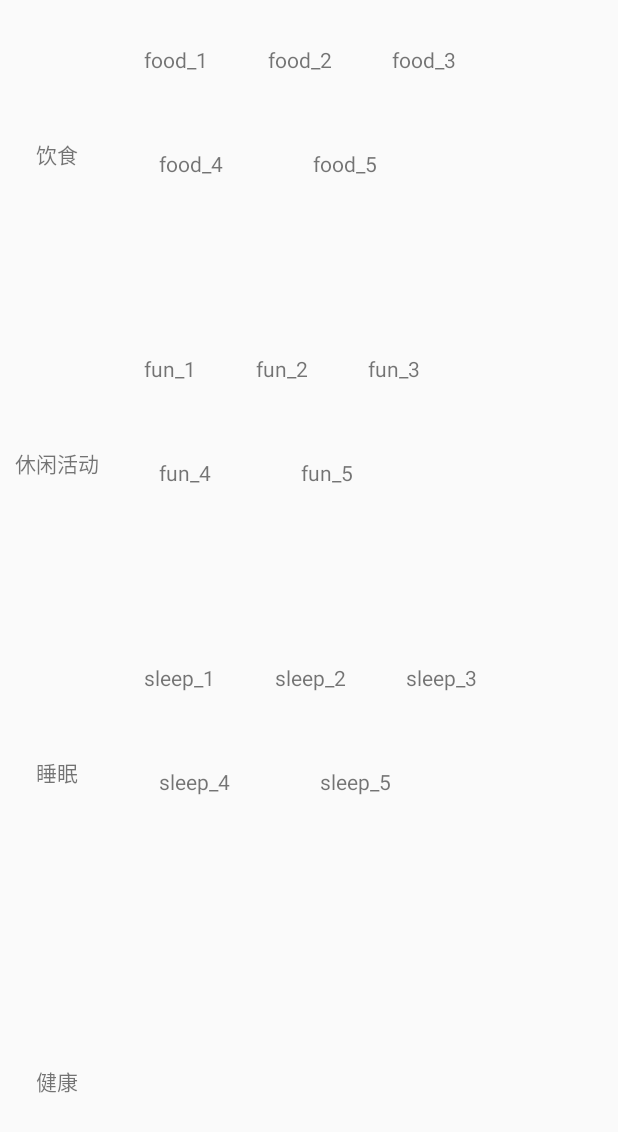
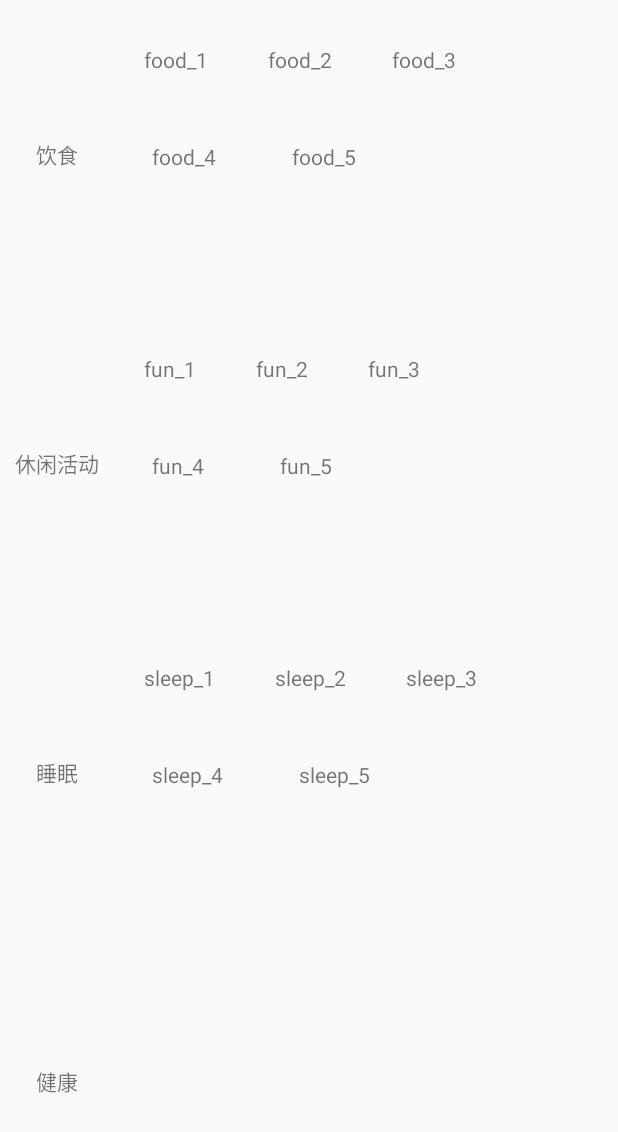
Before and after one commit to EchoZhu/affection, an Android app: the layout fragment_schedule.xml on its own in the app's theme, with its tools: preview values and no code run, on a phone screen of 412 x 824 dp. Shown: the top 1132 px of the screen. Run offline under Robolectric (Android 15) with nearby library versions, the phone set to English and light mode, and no system bars.

Commit message:
update fragment_schedule

```diff
--- a/app/src/main/res/layout/fragment_schedule.xml
+++ b/app/src/main/res/layout/fragment_schedule.xml
@@ -90,14 +90,14 @@
                         android:layout_width="wrap_content"
                         android:layout_height="wrap_content"
                         android:text="food_4"
-                        android:layout_margin="30dp"
+                        android:layout_margin="25dp"
                         android:gravity="center"
                         android:layout_below="@+id/food_2"/>
                     <TextView
                         android:id="@+id/food_5"
                         android:layout_width="wrap_content"
                         android:layout_height="wrap_content"
-                        android:layout_margin="30dp"
+                        android:layout_margin="25dp"
                         android:text="food_5"
                         android:gravity="center"
                         android:layout_toRightOf="@+id/food_4"
@@ -136,14 +136,14 @@
                         android:layout_width="wrap_content"
                         android:layout_height="wrap_content"
                         android:text="fun_4"
-                        android:layout_margin="30dp"
+                        android:layout_margin="25dp"
                         android:gravity="center"
                         android:layout_below="@+id/fun_2"/>
                     <TextView
                         android:id="@+id/fun_5"
                         android:layout_width="wrap_content"
                         android:layout_height="wrap_content"
-                        android:layout_margin="30dp"
+                        android:layout_margin="25dp"
                         android:text="fun_5"
                         android:gravity="center"
                         android:layout_toRightOf="@+id/fun_4"
@@ -182,14 +182,14 @@
                         android:layout_width="wrap_content"
                         android:layout_height="wrap_content"
                         android:text="sleep_4"
-                        android:layout_margin="30dp"
+                        android:layout_margin="25dp"
                         android:gravity="center"
                         android:layout_below="@+id/sleep_2"/>
                     <TextView
                         android:id="@+id/sleep_5"
                         android:layout_width="wrap_content"
                         android:layout_height="wrap_content"
-                        android:layout_margin="30dp"
+                        android:layout_margin="25dp"
                         android:text="sleep_5"
                         android:gravity="center"
                         android:layout_toRightOf="@+id/sleep_4"
```
